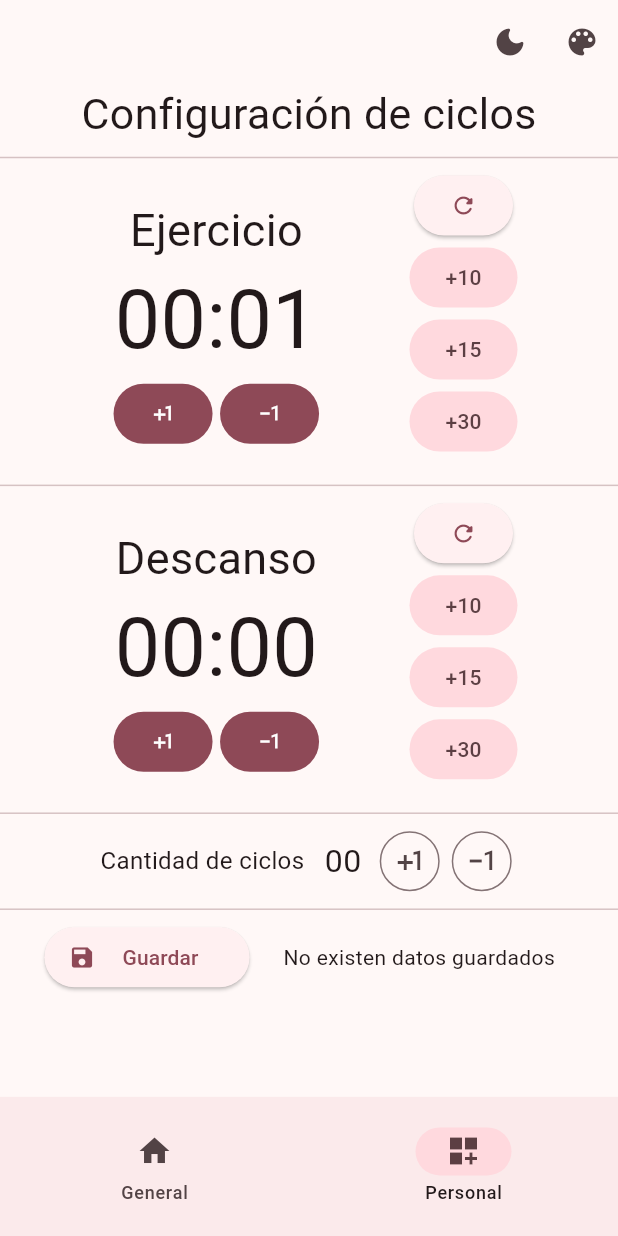
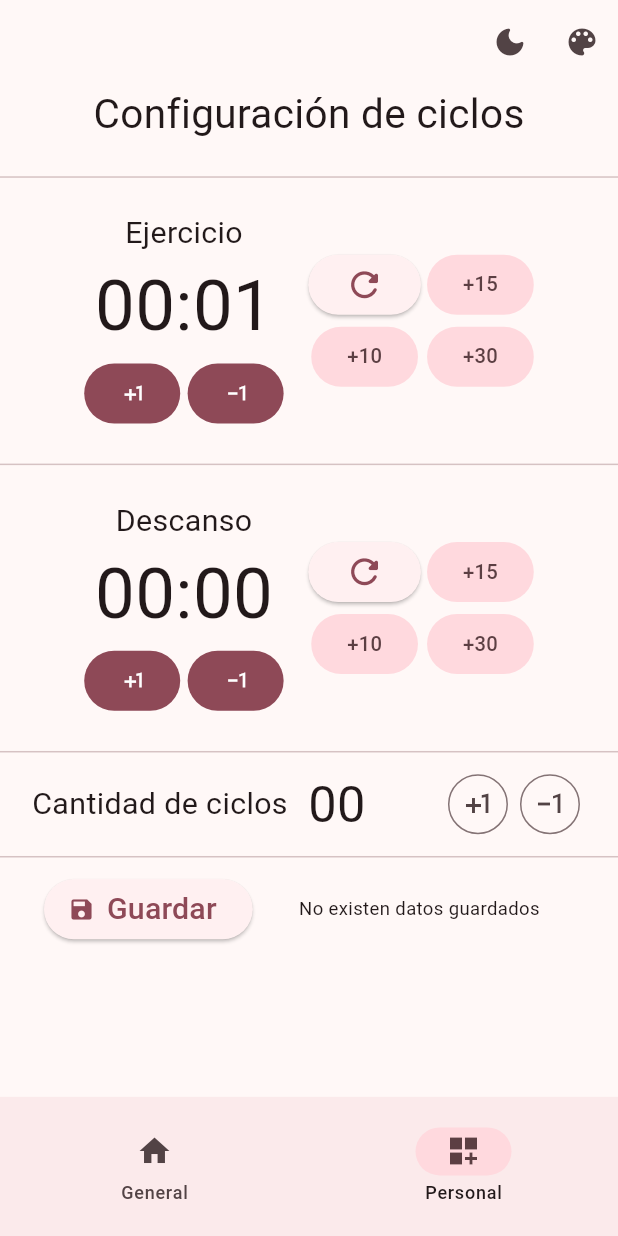
Before and after one commit to edunickdev/cronoApp, a Flutter app: the screen it shows after launch, item 2 of the bottom bar chosen, after a tap on the "plus one" icon, on a phone screen of 412 x 824 dp. Run offline on Flutter 3.47's test engine with Material 3 defaults, Android fonts, the phone set to English and light mode, and no system bars; our stand-ins replace animate_do, circular_countdown_timer, flutter_riverpod, flutter_speed_dial, go_router, shared_preferences and 1 more; accounts and stored records are empty.

Commit message:
update responsive y mejoras de rendimiento

```diff
--- a/cronoapp/lib/main.dart
+++ b/cronoapp/lib/main.dart
@@ -1,15 +1,15 @@
+import 'package:animate_do/animate_do.dart';
+import 'package:flutter_riverpod/flutter_riverpod.dart';
+import 'package:flutter/material.dart';
+import 'package:flutter/services.dart';
+
 import 'package:cronoapp/config/theme/custom_theme.dart';
 import 'package:cronoapp/domain/entities/person_model.dart';
-import 'package:cronoapp/presentation/screens/running_screen.dart';
-import 'package:cronoapp/presentation/shared/main_navbar.dart';
-import 'package:flutter/material.dart';
-
-import 'package:animate_do/animate_do.dart';
-import 'package:flutter_riverpod/flutter_riverpod.dart';
-
 import 'package:cronoapp/presentation/screens/cicles_screen.dart';
 import 'package:cronoapp/presentation/screens/home_screen.dart';
+import 'package:cronoapp/presentation/screens/running_screen.dart';
 import 'package:cronoapp/presentation/shared/custom_navbar.dart';
+import 'package:cronoapp/presentation/shared/main_navbar.dart';
 import 'package:cronoapp/providers.dart';
 import 'package:shared_preferences/shared_preferences.dart';
 
@@ -34,6 +34,10 @@ class MyApp extends ConsumerWidget {
     final showBtn = ref.watch(showButton);
     final currentBrightness = ref.watch(myBrightness);
     final currentTheme = ref.watch(myTheme);
+    SystemChrome.setPreferredOrientations([
+      DeviceOrientation.portraitUp,
+      DeviceOrientation.portraitDown,
+    ]);
 
     return MaterialApp(
       debugShowCheckedModeBanner: false,
@@ -43,6 +47,7 @@ class MyApp extends ConsumerWidget {
         brightness: currentBrightness,
       ).changeColor(),
       home: Scaffold(
+        resizeToAvoidBottomInset: false,
         appBar: mainAppBarWidget(context, ref),
         body: screens[currentScreen],
         bottomNavigationBar: const CustomNavBarWidget(),
--- a/cronoapp/lib/main_chronometer/timers_widget.dart
+++ b/cronoapp/lib/main_chronometer/timers_widget.dart
@@ -39,17 +39,23 @@ class TimersWidget extends ConsumerWidget {
                           : Column(
                               mainAxisAlignment: MainAxisAlignment.center,
                               children: [
-                                Text("HH", style: TextStyle(color: theme.inversePrimary)),
+                                Text("HH",
+                                    style:
+                                        TextStyle(color: theme.inversePrimary)),
                                 Text(
                                   hours,
                                   style: TextStyle(
-                                      fontSize: currentDiagonal * 0.1, color: theme.inversePrimary),
+                                      fontSize: currentDiagonal * 0.1,
+                                      color: theme.inversePrimary),
                                 ),
                               ],
                             );
                     },
                   ),
-                  Text(":", style: TextStyle(fontSize: currentDiagonal * 0.05, color: theme.inversePrimary)),
+                  Text(":",
+                      style: TextStyle(
+                          fontSize: currentDiagonal * 0.05,
+                          color: theme.inversePrimary)),
                   Consumer(builder: (context, ref, child) {
                     String minutes = ref.watch(mainMinutes);
                     return ref.read(mainMode.notifier).state == false
@@ -60,14 +66,20 @@ class TimersWidget extends ConsumerWidget {
                         : Column(
                             mainAxisAlignment: MainAxisAlignment.center,
                             children: [
-                              Text("MM", style: TextStyle(color: theme.inversePrimary)),
+                              Text("MM",
+                                  style:
+                                      TextStyle(color: theme.inversePrimary)),
                               Text(minutes,
                                   style: TextStyle(
-                                      fontSize: currentDiagonal * 0.1, color: theme.inversePrimary)),
+                                      fontSize: currentDiagonal * 0.1,
+                                      color: theme.inversePrimary)),
                             ],
                           );
                   }),
-                  Text(":", style: TextStyle(fontSize: currentDiagonal * 0.05, color: theme.inversePrimary)),
+                  Text(":",
+                      style: TextStyle(
+                          fontSize: currentDiagonal * 0.05,
+                          color: theme.inversePrimary)),
                   Consumer(builder: (context, ref, child) {
                     String seconds = ref.watch(mainSeconds);
                     return ref.read(mainMode.notifier).state == false
@@ -100,7 +112,9 @@ class TimersWidget extends ConsumerWidget {
                 String miliseconds = ref.watch(mainmiliSeconds);
                 return Text(
                   miliseconds.length == 1 ? "0$miliseconds" : miliseconds,
-                  style: TextStyle(fontSize: 90, color: theme.inversePrimary),
+                  style: TextStyle(
+                      fontSize: currentDiagonal * 0.1,
+                      color: theme.inversePrimary),
                 );
               },
             ),
--- a/cronoapp/lib/presentation/screens/cicles_screen.dart
+++ b/cronoapp/lib/presentation/screens/cicles_screen.dart
@@ -1,5 +1,3 @@
-import 'dart:math';
-
 import 'package:cronoapp/widgets/Cycles/cycles_section.dart';
 import 'package:cronoapp/widgets/Cycles/dropdownwidget.dart';
 import 'package:cronoapp/widgets/Cycles/section_widget.dart';
@@ -13,28 +11,43 @@ class CiclesScreen extends ConsumerWidget {
 
   @override
   Widget build(BuildContext context, WidgetRef ref) {
-
-    final diagonal =
-        sqrt(pow(MediaQuery.of(context).size.height, 2) - pow(MediaQuery.of(context).size.width, 2));
-
     return LayoutBuilder(
       builder: (context, constraints) {
-
         return SingleChildScrollView(
           child: Column(
             mainAxisAlignment: MainAxisAlignment.start,
             children: [
-              Text("Configuración de ciclos", style: TextStyle(fontSize: diagonal * 0.04)),
+              SizedBox(
+                height: constraints.maxHeight * 0.08,
+                child: Text("Configuración de ciclos",
+                    style: TextStyle(fontSize: constraints.maxHeight * 0.04)),
+              ),
               const Divider(),
-              SectionCyclesWidget(
-                  myConstrains: constraints, title: MyOptions.exercise),
+              SizedBox(
+                width: constraints.maxWidth,
+                height: constraints.maxHeight * 0.26,
+                child: SectionCyclesWidget(
+                    myConstrains: constraints, title: MyOptions.exercise),
+              ),
               const Divider(),
-              SectionCyclesWidget(
-                  myConstrains: constraints, title: MyOptions.breaks),
+              SizedBox(
+                height: constraints.maxHeight * 0.26,
+                width: constraints.maxWidth,
+                child: SectionCyclesWidget(
+                    myConstrains: constraints, title: MyOptions.breaks),
+              ),
               const Divider(),
-              CiclesSectionConfigWidget(myConstrains: constraints),
+              SizedBox(
+                width: constraints.maxWidth,
+                height: constraints.maxHeight * 0.08,
+                child: CiclesSectionConfigWidget(myConstrains: constraints),
+              ),
               const Divider(),
-              const CustomDropdownWidget()
+              SizedBox(
+                width: constraints.maxWidth,
+                height: constraints.maxHeight * 0.08,
+                child: CustomDropdownWidget(myConstrains: constraints),
+              ),
             ],
           ),
         );
--- a/cronoapp/lib/presentation/screens/home_screen.dart
+++ b/cronoapp/lib/presentation/screens/home_screen.dart
@@ -20,8 +20,7 @@ class HomeScreen extends ConsumerWidget {
     final theme = Theme.of(context).colorScheme;
     return LayoutBuilder(
       builder: (context, constraints) {
-        return SingleChildScrollView(
-          child: Column(
+        return Column(
           children: [
             SizedBox(
               height: totalHeight * 0.2,
@@ -29,15 +28,14 @@ class HomeScreen extends ConsumerWidget {
             ),
             Container(
               color: theme.inverseSurface,
-                height: totalHeight * 0.42,
+              height: totalHeight * 0.4,
               child: const TimersWidget(),
             ),
             SizedBox(
-                height: totalHeight * 0.2,
+              height: totalHeight * 0.15,
               child: MainCronometerButtonsWidget(),
             ),
           ],
-          ),
         );
       },
     );
@@ -103,7 +101,8 @@ class MainCronometerWidget extends ConsumerWidget {
                     actions: [
                       IconButton(
                         onPressed: () {
-                          ref.read(objectCycles.notifier).state = createCycles();
+                          ref.read(objectCycles.notifier).state =
+                              createCycles();
                           context.pop();
                         },
                         icon: const Icon(Icons.save, size: 40),
--- a/cronoapp/lib/widgets/Cycles/cycles_section.dart
+++ b/cronoapp/lib/widgets/Cycles/cycles_section.dart
@@ -1,5 +1,3 @@
-import 'dart:math';
-
 import 'package:cronoapp/config/helpers/Cycles/cycle_functions.dart';
 import 'package:cronoapp/providers.dart';
 import 'package:flutter/material.dart';
@@ -8,37 +6,35 @@ import 'package:flutter_riverpod/flutter_riverpod.dart';
 enum Operations { minus, plus }
 
 class CiclesSectionConfigWidget extends ConsumerWidget {
-
   final BoxConstraints myConstrains;
 
   const CiclesSectionConfigWidget({required this.myConstrains, super.key});
 
   @override
   Widget build(BuildContext context, WidgetRef ref) {
-
     final totalCicles = ref.watch(cyclesAmount);
 
-    final diagonal =
-        sqrt(pow(myConstrains.maxHeight, 2) - pow(myConstrains.maxWidth, 2));
-
-    return Padding(
-      padding: const EdgeInsets.symmetric(horizontal: 30),
-      child: Row(
-        crossAxisAlignment: CrossAxisAlignment.center,
-        mainAxisAlignment: MainAxisAlignment.center,
+    return Row(
+      mainAxisAlignment: MainAxisAlignment.spaceEvenly,
+      children: [
+        Row(
           children: [
             Text(
               "Cantidad de ciclos",
-            style: TextStyle(fontSize: diagonal * 0.03),
+              style: TextStyle(fontSize: myConstrains.maxHeight * 0.03),
             ),
             SizedBox(width: myConstrains.maxHeight * 0.02),
             Text(
               totalCicles >= 0 && totalCicles < 10
                   ? "0$totalCicles"
                   : "$totalCicles",
-            style: TextStyle(fontSize: diagonal * 0.04),
+              style: TextStyle(fontSize: myConstrains.maxHeight * 0.05),
+            ),
+          ],
         ),
         SizedBox(width: myConstrains.maxWidth * 0.02),
+        Row(
+          children: [
             IconButton.outlined(
                 onPressed: () => configCycles(ref, Operations.plus),
                 icon: const Icon(Icons.plus_one_outlined)),
@@ -48,6 +44,7 @@ class CiclesSectionConfigWidget extends ConsumerWidget {
             ),
           ],
         ),
+      ],
     );
   }
 }
--- a/cronoapp/lib/widgets/Cycles/dropbutton_widget.dart
+++ b/cronoapp/lib/widgets/Cycles/dropbutton_widget.dart
@@ -5,12 +5,13 @@ import 'package:flutter/material.dart';
 import 'package:flutter_riverpod/flutter_riverpod.dart';
 
 class DropButtonWidget extends ConsumerWidget {
-  const DropButtonWidget({super.key});
+  final BoxConstraints myConstrains;
+
+  const DropButtonWidget({super.key, required this.myConstrains});
 
   @override
   Widget build(BuildContext context, WidgetRef ref) {
     List<PersonConfig> myData = ref.watch(myDataProvider);
-    final width = MediaQuery.of(context).size.width;
     final selected = ref.watch(configSelected);
     final theme = Theme.of(context).buttonTheme.colorScheme;
 
@@ -18,38 +19,48 @@ class DropButtonWidget extends ConsumerWidget {
       future: getConfigs(ref),
       builder: (context, snapshot) {
         if (!snapshot.hasData) {
-          return const CircularProgressIndicator();
+          return SizedBox(
+              width: myConstrains.maxWidth / 2,
+              child: const CircularProgressIndicator());
         } else {
           myData = snapshot.data!;
           if (myData.isEmpty) {
             return SizedBox(
-              width: width / 2,
-              child: const Center(
-                child: Text("No existen datos guardados"),
+              width: myConstrains.maxWidth / 2,
+              child: Text(
+                "No existen datos guardados",
+                style: TextStyle(fontSize: myConstrains.maxWidth * 0.03),
+                textAlign: TextAlign.center,
               ),
             );
           } else {
             return SizedBox(
-              width: width / 2,
+              height: myConstrains.maxHeight * 0.07,
+              width: myConstrains.maxWidth / 2,
               child: PopupMenuButton(
                 color: theme!.inversePrimary,
                 child: Container(
                   decoration: BoxDecoration(
                     borderRadius: const BorderRadiusDirectional.all(
-                      Radius.elliptical(10, 10),
+                      Radius.elliptical(15, 15),
                     ),
                     color: theme.primary,
                   ),
                   child: Padding(
-                    padding: const EdgeInsets.all(8.0),
+                    padding: EdgeInsets.symmetric(
+                      horizontal: myConstrains.maxWidth * 0.02,
+                    ),
+                    child: SizedBox(
+                      height: myConstrains.maxHeight * 0.07,
                       child: Row(
+                        mainAxisAlignment: MainAxisAlignment.spaceBetween,
                         children: [
                           Expanded(
                             child: Text(
                               myData[selected].title,
                               style: TextStyle(
                                 color: theme.surface,
-                              fontSize: 16,
+                                fontSize: myConstrains.maxWidth * 0.04,
                               ),
                               textAlign: TextAlign.center,
                             ),
@@ -59,6 +70,7 @@ class DropButtonWidget extends ConsumerWidget {
                             color: Colors.white,
                           ),
                         ],
+                      ),
                     ),
                   ),
                 ),
--- a/cronoapp/lib/widgets/Cycles/dropdownwidget.dart
+++ b/cronoapp/lib/widgets/Cycles/dropdownwidget.dart
@@ -6,23 +6,26 @@ import 'package:cronoapp/config/helpers/Running/running_function.dart';
 import 'package:cronoapp/widgets/Cycles/dropbutton_widget.dart';
 
 class CustomDropdownWidget extends ConsumerWidget {
-  const CustomDropdownWidget({super.key});
+  final BoxConstraints myConstrains;
+
+  const CustomDropdownWidget({super.key, required this.myConstrains});
 
   @override
   Widget build(BuildContext context, WidgetRef ref) {
     return Row(
       mainAxisAlignment: MainAxisAlignment.center,
+      crossAxisAlignment: CrossAxisAlignment.center,
       children: [
         ElevatedButton.icon(
           onPressed: () => setTitleConfig(context, ref),
           icon: const Icon(Icons.save),
-          label: const Padding(
-            padding: EdgeInsets.symmetric(horizontal: 10, vertical: 5),
-            child: Text("Guardar"),
+          label: Text(
+            "Guardar",
+            style: TextStyle(fontSize: myConstrains.maxHeight * 0.03),
           ),
         ),
-        const SizedBox(width: 10),
-        const DropButtonWidget()
+        SizedBox(width: myConstrains.maxWidth * 0.02),
+        DropButtonWidget(myConstrains: myConstrains)
       ],
     );
   }
--- a/cronoapp/lib/widgets/Cycles/section_widget.dart
+++ b/cronoapp/lib/widgets/Cycles/section_widget.dart
@@ -26,20 +26,12 @@ class SectionCyclesWidget extends ConsumerWidget {
       mainAxisAlignment: MainAxisAlignment.center,
       children: [
         Column(
-          children: [
-            Container(
-              width: myConstrains.maxWidth * 0.5,
-              height: myConstrains.maxHeight * 0.25,
-              // color: Colors.blue[200],
-              padding: const EdgeInsets.all(2),
-              child: SingleChildScrollView(
-                child: Column(
           mainAxisAlignment: MainAxisAlignment.center,
           crossAxisAlignment: CrossAxisAlignment.center,
           children: [
             Text(
               title == MyOptions.exercise ? "Ejercicio" : "Descanso",
-                      style: const TextStyle(fontSize: 30),
+              style: TextStyle(fontSize: myConstrains.maxHeight * 0.03),
             ),
             Row(
               mainAxisAlignment: MainAxisAlignment.center,
@@ -53,13 +45,11 @@ class SectionCyclesWidget extends ConsumerWidget {
                       : currentBMinutes.length == 1
                           ? "0$currentBMinutes"
                           : currentBMinutes,
-                          style:
-                              TextStyle(fontSize: myConstrains.maxHeight * 0.08),
+                  style: TextStyle(fontSize: myConstrains.maxHeight * 0.07),
                 ),
                 Text(
                   ":",
-                          style:
-                              TextStyle(fontSize: myConstrains.maxHeight * 0.08),
+                  style: TextStyle(fontSize: myConstrains.maxHeight * 0.07),
                 ),
                 Text(
                   title == MyOptions.exercise
@@ -69,8 +59,7 @@ class SectionCyclesWidget extends ConsumerWidget {
                       : currentBSeconds.length == 1
                           ? "0$currentBSeconds"
                           : currentBSeconds,
-                          style:
-                              TextStyle(fontSize: myConstrains.maxHeight * 0.08),
+                  style: TextStyle(fontSize: myConstrains.maxHeight * 0.07),
                 ),
               ],
             ),
@@ -78,13 +67,29 @@ class SectionCyclesWidget extends ConsumerWidget {
               mainAxisAlignment: MainAxisAlignment.center,
               children: [
                 FilledButton(
+                  style: ButtonStyle(
+                    fixedSize: MaterialStatePropertyAll(
+                      Size(
+                        myConstrains.maxWidth * 0.02,
+                        myConstrains.maxHeight * 0.01,
+                      ),
+                    ),
+                  ),
                   onPressed: () => title == MyOptions.exercise
                       ? moreSecondsExercise(ref)
                       : moreSecondsBreak(ref),
                   child: const Icon(Icons.plus_one),
                 ),
-                        const SizedBox(width: 5),
+                SizedBox(width: myConstrains.maxWidth * 0.012),
                 FilledButton(
+                  style: ButtonStyle(
+                    fixedSize: MaterialStatePropertyAll(
+                      Size(
+                        myConstrains.maxWidth * 0.02,
+                        myConstrains.maxHeight * 0.01,
+                      ),
+                    ),
+                  ),
                   onPressed: () => title == MyOptions.exercise
                       ? lessSecondsExercise(ref)
                       : lessSecondsBreak(ref),
@@ -94,42 +99,56 @@ class SectionCyclesWidget extends ConsumerWidget {
             ),
           ],
         ),
-              ),
-            ),
-          ],
-        ),
-        Container(
-            width: myConstrains.maxWidth * 0.3,
-            height: myConstrains.maxHeight * 0.30,
-            // color: Colors.red[200],
-            padding: const EdgeInsets.symmetric(horizontal: 5),
-            child: SingleChildScrollView(
-              child: Column(
+        SizedBox(width: myConstrains.maxWidth * 0.04),
+        Row(
+          mainAxisAlignment: MainAxisAlignment.center,
+          children: [
+            Column(
               mainAxisAlignment: MainAxisAlignment.center,
               children: [
                 ElevatedButton(
                   onPressed: () => title == MyOptions.exercise
                       ? resetTimers(ref, MyOptions.exercise)
                       : resetTimers(ref, MyOptions.breaks),
-                      child: const Icon(Icons.refresh_rounded)),
+                  child: Icon(
+                    Icons.refresh_rounded,
+                    size: myConstrains.maxHeight * 0.04,
+                  ),
+                ),
                 FilledButton.tonal(
                     onPressed: () => title == MyOptions.exercise
                         ? plusTenExercise(ref)
                         : plusTenBreak(ref),
-                      child: const Text("+10")),
+                    child: Text(
+                      "+10",
+                      style: TextStyle(fontSize: myConstrains.maxHeight * 0.02),
+                    )),
+              ],
+            ),
+            SizedBox(width: myConstrains.maxWidth * 0.01),
+            Column(
+              mainAxisAlignment: MainAxisAlignment.center,
+              children: [
                 FilledButton.tonal(
                     onPressed: () => title == MyOptions.exercise
                         ? plusFifteenExercise(ref)
                         : plusFifteenBreak(ref),
-                      child: const Text("+15")),
+                    child: Text(
+                      "+15",
+                      style: TextStyle(fontSize: myConstrains.maxHeight * 0.02),
+                    )),
                 FilledButton.tonal(
                     onPressed: () => title == MyOptions.exercise
                         ? plusThirtyExercise(ref)
                         : plusThirtyBreak(ref),
-                      child: const Text("+30")),
+                    child: Text(
+                      "+30",
+                      style: TextStyle(fontSize: myConstrains.maxHeight * 0.02),
+                    ))
               ],
-              ),
-            ))
+            )
+          ],
+        )
       ],
     );
   }
```
Lines whose indentation alone changed are shown as unchanged.
